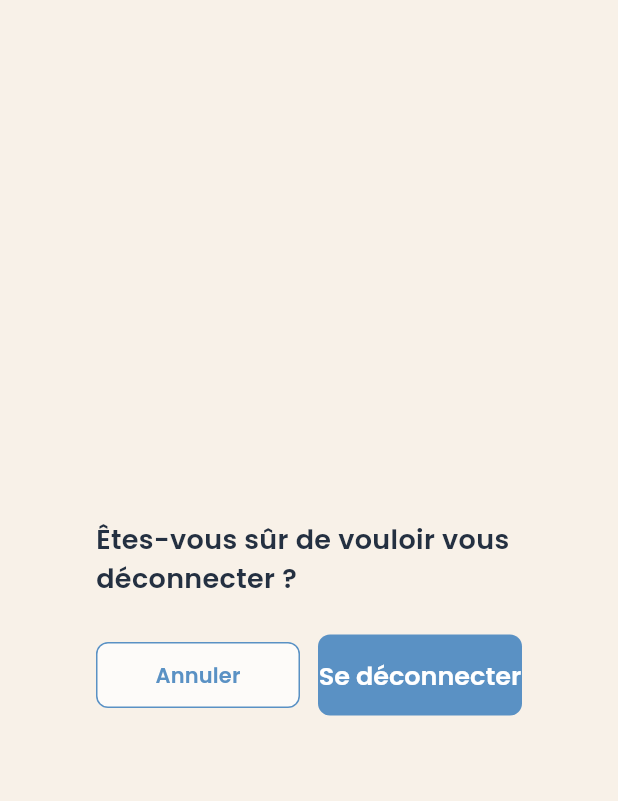
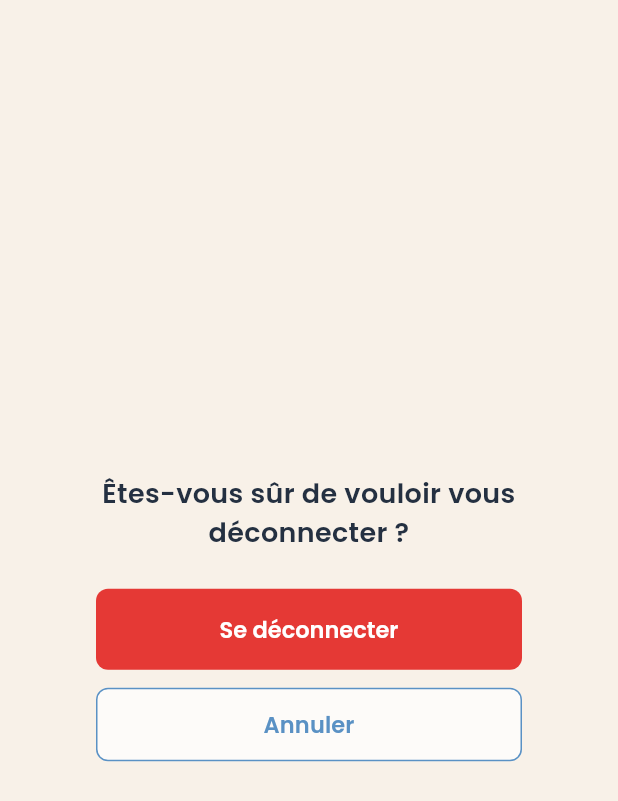
Before and after one commit to MKhalidHossain/flutter_najwafth_buyer, a Flutter app: the LogoutDialog widget shown alone on an empty page, opened directly, on a phone screen of 412 x 824 dp. Shown: the top 801 px of the screen. Run offline on Flutter 3.47's test engine with Material 3 defaults, Android fonts, the phone set to English and light mode, and no system bars; our stand-ins replace dio, firebase_core, firebase_messaging, flutter_riverpod, image_picker, shared_preferences and 1 more; accounts and stored records are empty; network calls fail.

Commit message:
fix(profile): stack logout dialog buttons and make Log Out red
- Stack the Cancel and Log Out buttons full-width instead of side by
  side, so the longer French label "Se déconnecter" no longer wraps
  onto two lines
- Add maxLines/ellipsis as a safety net against label overflow
- Style the Log Out button red (0xFFE53935) as a destructive action,
  keeping Cancel as the blue outlined button
- Center the confirmation title

Co-Authored-By: Claude Opus 4.8 (1M context) <noreply@anthropic.com>

```diff
--- a/lib/features/profile/presentation/widgets/logout_dialog.dart
+++ b/lib/features/profile/presentation/widgets/logout_dialog.dart
@@ -18,6 +18,7 @@ class LogoutDialog extends StatelessWidget {
           children: [
             Text(
               l10n.areYouSureToLogout,
+              textAlign: TextAlign.center,
               style: TextStyle(
                 fontSize: 18,
                 fontWeight: FontWeight.w600,
@@ -25,13 +26,36 @@ class LogoutDialog extends StatelessWidget {
               ),
             ),
             const SizedBox(height: 24),
-            Row(
-              children: [
-                Expanded(
+            SizedBox(
+              width: double.infinity,
+              child: ElevatedButton(
+                onPressed: () => Navigator.pop(context, true),
+                style: ElevatedButton.styleFrom(
+                  backgroundColor: const Color(0xFFE53935),
+                  padding: const EdgeInsets.symmetric(vertical: 14),
+                  shape: RoundedRectangleBorder(
+                    borderRadius: BorderRadius.circular(8),
+                  ),
+                ),
+                child: Text(
+                  l10n.logOut,
+                  maxLines: 1,
+                  overflow: TextOverflow.ellipsis,
+                  style: const TextStyle(
+                    color: Colors.white,
+                    fontSize: 15,
+                    fontWeight: FontWeight.w600,
+                  ),
+                ),
+              ),
+            ),
+            const SizedBox(height: 12),
+            SizedBox(
+              width: double.infinity,
               child: OutlinedButton(
                 onPressed: () => Navigator.pop(context, false),
                 style: OutlinedButton.styleFrom(
-                      padding: const EdgeInsets.symmetric(vertical: 12),
+                  padding: const EdgeInsets.symmetric(vertical: 14),
                   side: const BorderSide(color: Color(0xFF5A91C4)),
                   shape: RoundedRectangleBorder(
                     borderRadius: BorderRadius.circular(8),
@@ -39,34 +63,15 @@ class LogoutDialog extends StatelessWidget {
                 ),
                 child: Text(
                   l10n.cancel,
-                      style: TextStyle(
+                  maxLines: 1,
+                  overflow: TextOverflow.ellipsis,
+                  style: const TextStyle(
                     color: Color(0xFF5A91C4),
+                    fontSize: 15,
                     fontWeight: FontWeight.w600,
                   ),
                 ),
               ),
-                ),
-                const SizedBox(width: 12),
-                Expanded(
-                  child: ElevatedButton(
-                    onPressed: () => Navigator.pop(context, true),
-                    style: ElevatedButton.styleFrom(
-                      backgroundColor: const Color(0xFF5A91C4),
-                      padding: const EdgeInsets.symmetric(vertical: 12),
-                      shape: RoundedRectangleBorder(
-                        borderRadius: BorderRadius.circular(8),
-                      ),
-                    ),
-                    child: Text(
-                      l10n.logOut,
-                      style: TextStyle(
-                        color: Colors.white,
-                        fontWeight: FontWeight.w600,
-                      ),
-                    ),
-                  ),
-                ),
-              ],
             ),
           ],
         ),
```
Lines whose indentation alone changed are shown as unchanged.
